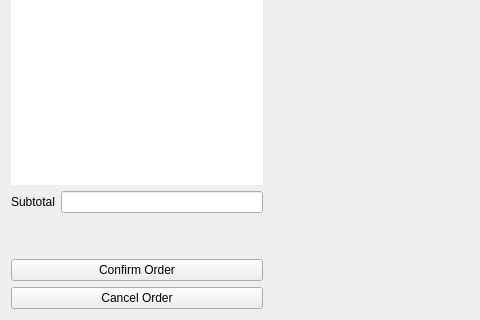
Above: menuwidget.ui from jwannamaker/CS1D_FastFoodProject before the change; both pictures show x 0 to 480 and y 176 to 496 of the 830 by 496 pixel window. Below: the same form after it.
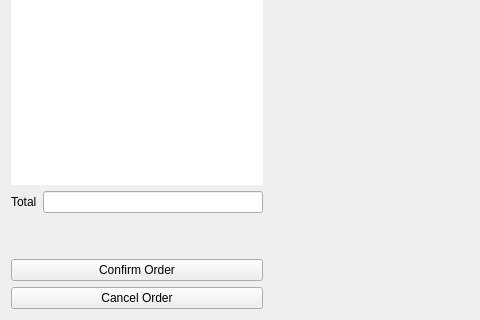
That is the form after the change.

```diff
--- a/menuwidget.ui
+++ b/menuwidget.ui
@@ -37,7 +37,7 @@
          <item>
           <widget class="QLabel" name="label">
            <property name="text">
-            <string>Subtotal</string>
+            <string>Total</string>
            </property>
           </widget>
          </item>
```
Left out of the diff: 2 changed lines with no effect on the pictures.
